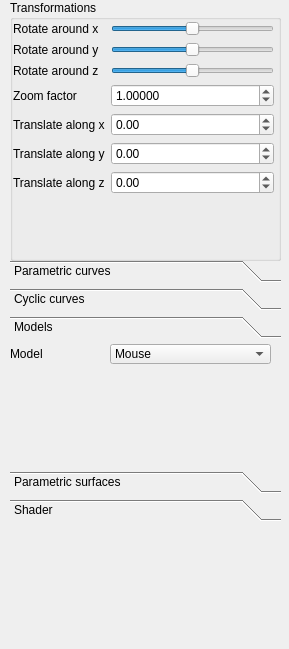
This is GUI/SideWidget.ui in SzaszSzilard/BBTE-Graphics as Qt 5 draws it before an edit. The edited form follows.
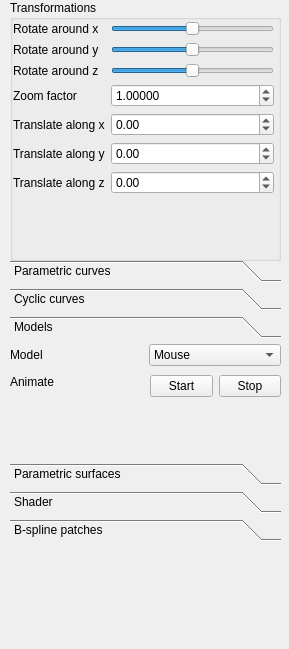
This is the edited form. The open tabs and pages were chosen to show the change.

Commit message: Patch with UI, animations for models, shader works, hope exists

What changed in the file:
```diff
--- a/GUI/SideWidget.ui
+++ b/GUI/SideWidget.ui
@@ -226,7 +226,7 @@
      <x>10</x>
      <y>260</y>
      <width>271</width>
-     <height>261</height>
+     <height>281</height>
     </rect>
    </property>
    <property name="currentIndex">
@@ -349,52 +349,94 @@
       <x>0</x>
       <y>0</y>
       <width>271</width>
-      <height>126</height>
+      <height>119</height>
      </rect>
     </property>
     <attribute name="label">
      <string>Models</string>
     </attribute>
-    <widget class="QLabel" name="label_11">
+    <widget class="QLabel" name="label_17">
      <property name="geometry">
       <rect>
        <x>0</x>
-       <y>0</y>
-       <width>101</width>
-       <height>20</height>
+       <y>30</y>
+       <width>131</width>
+       <height>16</height>
       </rect>
      </property>
      <property name="text">
-      <string>Model</string>
+      <string>Animate</string>
      </property>
      <property name="buddy">
       <cstring>pc_combo</cstring>
      </property>
     </widget>
-    <widget class="QComboBox" name="mo_combo">
+    <widget class="QWidget" name="">
      <property name="geometry">
       <rect>
-       <x>100</x>
+       <x>0</x>
        <y>0</y>
-       <width>161</width>
-       <height>20</height>
+       <width>271</width>
+       <height>22</height>
       </rect>
      </property>
-     <item>
-      <property name="text">
-       <string>Mouse</string>
-      </property>
-     </item>
-     <item>
-      <property name="text">
-       <string>Elephant</string>
-      </property>
-     </item>
-     <item>
-      <property name="text">
-       <string>Sphere</string>
-      </property>
-     </item>
+     <layout class="QHBoxLayout" name="horizontalLayout_6">
+      <item>
+       <widget class="QLabel" name="label_11">
+        <property name="text">
+         <string>Model</string>
+        </property>
+        <property name="buddy">
+         <cstring>pc_combo</cstring>
+        </property>
+       </widget>
+      </item>
+      <item>
+       <widget class="QComboBox" name="mo_combo">
+        <item>
+         <property name="text">
+          <string>Mouse</string>
+         </property>
+        </item>
+        <item>
+         <property name="text">
+          <string>Elephant</string>
+         </property>
+        </item>
+        <item>
+         <property name="text">
+          <string>Sphere</string>
+         </property>
+        </item>
+       </widget>
+      </item>
+     </layout>
+    </widget>
+    <widget class="QWidget" name="">
+     <property name="geometry">
+      <rect>
+       <x>140</x>
+       <y>30</y>
+       <width>131</width>
+       <height>25</height>
+      </rect>
+     </property>
+     <layout class="QHBoxLayout" name="horizontalLayout_7">
+      <item>
+       <widget class="QPushButton" name="start_animate">
+        <property name="text">
+         <string>Start</string>
+        </property>
+       </widget>
+      </item>
+      <item>
+       <widget class="QPushButton" name="stop_animate">
+        <property name="text">
+         <string>Stop</string>
+        </property>
+       </widget>
+      </item>
+     </layout>
     </widget>
    </widget>
    <widget class="QWidget" name="page_4">
@@ -632,6 +674,40 @@
      </layout>
     </widget>
    </widget>
+   <widget class="QWidget" name="page_6">
+    <attribute name="label">
+     <string>B-spline patches</string>
+    </attribute>
+    <widget class="QWidget" name="">
+     <property name="geometry">
+      <rect>
+       <x>0</x>
+       <y>0</y>
+       <width>271</width>
+       <height>25</height>
+      </rect>
+     </property>
+     <layout class="QHBoxLayout" name="horizontalLayout_5">
+      <item>
+       <widget class="QLabel" name="label_16">
+        <property name="text">
+         <string>Simple 4x4 patch</string>
+        </property>
+        <property name="buddy">
+         <cstring>pc_combo</cstring>
+        </property>
+       </widget>
+      </item>
+      <item>
+       <widget class="QPushButton" name="showbutton_patch">
+        <property name="text">
+         <string>Show</string>
+        </property>
+       </widget>
+      </item>
+     </layout>
+    </widget>
+   </widget>
   </widget>
  </widget>
  <resources/>
```
Left out of the diff: 86 changed lines with no effect on the pictures. The commit also changes 9 other files.
